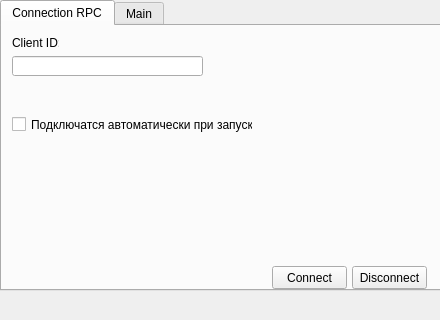
Before: the Qt Designer form mainUI.ui in yaroslav4167/discord.RichPresence, drawn with Qt 5; both pictures show x 0 to 440 and y 0 to 320 of the 440 by 495 pixel window.
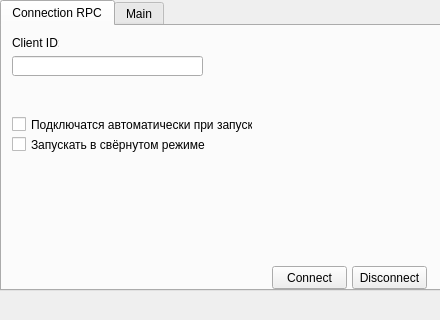
After: the same form once the commit is applied.

Commit message: Added tray support. small refactor rpc and ui

Patch:
```diff
--- a/mainUI.ui
+++ b/mainUI.ui
@@ -92,6 +92,19 @@
        <string>Подключатся автоматически при запуске</string>
       </property>
      </widget>
+     <widget class="QCheckBox" name="checkBox_startInTray">
+      <property name="geometry">
+       <rect>
+        <x>10</x>
+        <y>110</y>
+        <width>241</width>
+        <height>17</height>
+       </rect>
+      </property>
+      <property name="text">
+       <string>Запускать в свёрнутом режиме</string>
+      </property>
+     </widget>
     </widget>
     <widget class="QWidget" name="tab">
      <attribute name="title">
```
The commit also changes 4 other files.
